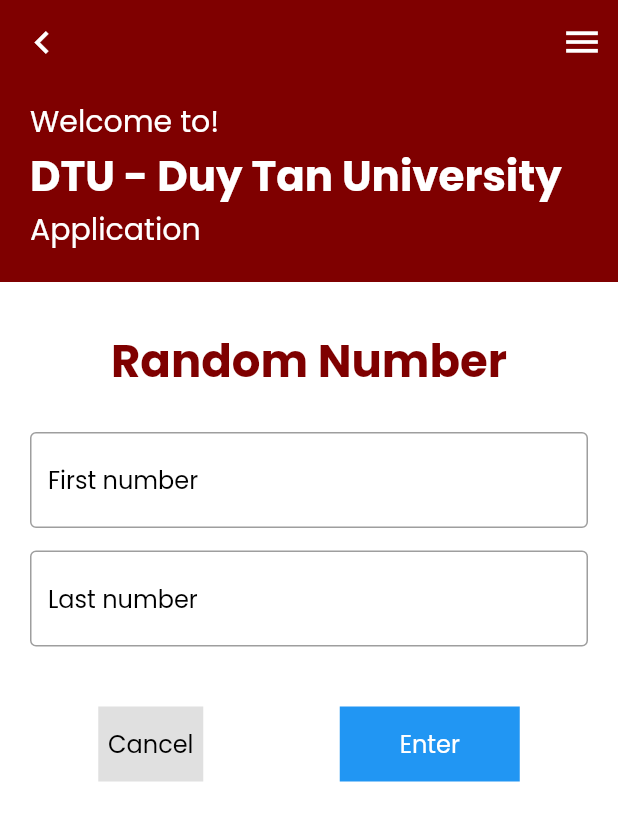
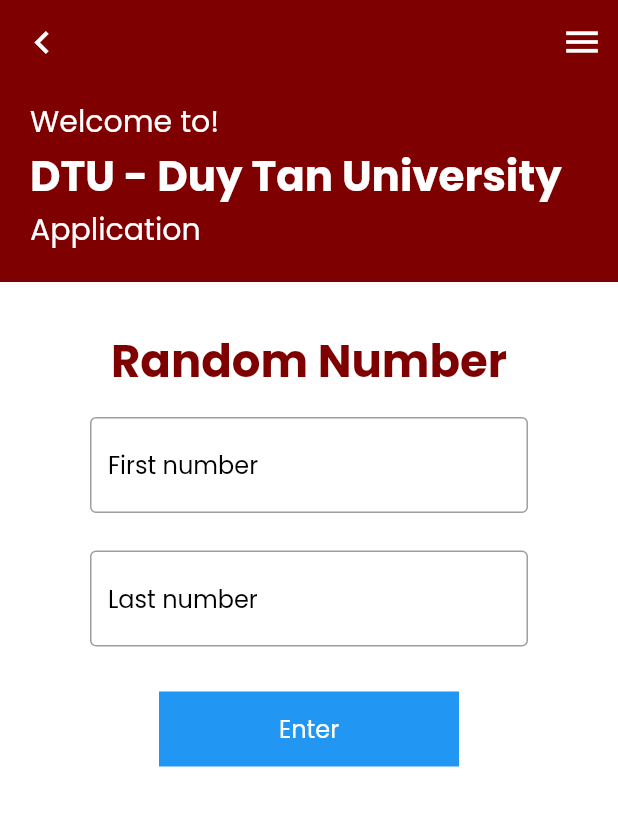
Before and after one commit to qu-Ming/learning_getx, a Flutter app: the screen it shows after launch, after a tap on the "add" icon, on a phone screen of 412 x 824 dp. Shown: the top 821 px of the screen. Run offline on Flutter 3.47's test engine with Material 2 defaults, Android fonts, the phone set to English and light mode, and no system bars; our stand-ins replace cached_network_image, dio, get; network calls fail.

```diff
--- a/lib/components/textfield_component.dart
+++ b/lib/components/textfield_component.dart
@@ -7,9 +7,11 @@ class TextFieldComponent extends StatelessWidget {
     required this.text,
     this.textInputType,
     required this.textEditingController,
+    this.errorText,
   }) : super(key: key);
 
   final String text;
+  final String? errorText;
   final TextInputType? textInputType;
   final TextEditingController textEditingController;
 
@@ -21,6 +23,7 @@ class TextFieldComponent extends StatelessWidget {
         controller: textEditingController,
         keyboardType: textInputType,
         decoration: InputDecoration(
+          errorText: errorText,
           border: const OutlineInputBorder(borderSide: BorderSide(width: 1)),
           disabledBorder:
               const OutlineInputBorder(borderSide: BorderSide(width: 1)),
--- a/lib/pages/next_page/next_page.dart
+++ b/lib/pages/next_page/next_page.dart
@@ -1,4 +1,5 @@
 import 'package:flutter/material.dart';
+import 'package:get/get.dart';
 import 'package:learning_getx/components/text_component.dart';
 import 'package:learning_getx/components/textfield_component.dart';
 import 'package:learning_getx/pages/next_page/next_page_controller.dart';
@@ -10,9 +11,15 @@ class NextPage extends StatelessWidget {
 
   @override
   Widget build(BuildContext context) {
+    // Get.lazyPut(() => NextPageController());
+
+    NextPageController nextPageController = Get.put(NextPageController());
     TextEditingController fNum = TextEditingController();
     TextEditingController lNum = TextEditingController();
 
+    String title = 'Random Number';
+    String title2 = '';
+    String errorText = '';
     return MaterialApp(
       debugShowCheckedModeBanner: false,
       home: GestureDetector(
@@ -78,60 +85,61 @@ class NextPage extends StatelessWidget {
                     decoration: const BoxDecoration(
                       color: AppColors.colorWhite,
                     ),
-                    child: Padding(
-                      padding: const EdgeInsets.symmetric(horizontal: 20.0),
                     child: Column(
                       children: [
                         const SizedBox(
                           height: 30,
                         ),
-                          const TextComponent(
-                            text: 'Random Number',
+                        GetBuilder<NextPageController>(
+                            id: "randomNumber",
+                            builder: (context) {
+                              return TextComponent(
+                                text: title2.isEmpty
+                                    ? title
+                                    : "Number: " + title2,
                                 colorText: AppColors.appBarColor,
                                 fontWeight: FontWeight.bold,
                                 textSize: AppDimens.icon_size_30,
-                          ),
-                          const SizedBox(
-                            height: 20,
-                          ),
-                          TextFieldComponent(
+                              );
+                            }),
+                        Padding(
+                          padding: const EdgeInsets.symmetric(
+                              horizontal: 60.0, vertical: 10.0),
+                          child: TextFieldComponent(
                             textEditingController: fNum,
-                            text: 'First number',
+                            text:
+                                fNum.text.isEmpty ? 'First number' : fNum.text,
                             textInputType: TextInputType.number,
                           ),
-                          TextFieldComponent(
+                        ),
+                        Padding(
+                          padding: const EdgeInsets.symmetric(horizontal: 60.0),
+                          child: TextFieldComponent(
                             textEditingController: lNum,
-                            text: 'Last number',
+                            text: lNum.text.isEmpty ? 'Last number' : lNum.text,
                             textInputType: TextInputType.number,
-                          ),
-                          const SizedBox(
-                            height: 30,
-                          ),
-                          Row(
-                            mainAxisAlignment: MainAxisAlignment.spaceAround,
-                            children: [
-                              Container(
-                                height: 50,
-                                width: 70,
-                                color: AppColors.colorGrey,
-                                child: Center(
-                                  child: GestureDetector(
-                                    onTap: () {},
-                                    child: const TextComponent(
-                                      text: 'Cancel',
-                                      colorText: AppColors.colorBlack,
-                                      textSize: AppDimens.text_size_16,
-                                    ),
-                                  ),
                           ),
                         ),
                         Container(
+                          margin: const EdgeInsets.symmetric(vertical: 20),
                           height: 50,
-                                width: 120,
+                          width: 200,
                           color: AppColors.colorBlue,
                           child: Center(
                             child: GestureDetector(
-                                    onTap: () {},
+                              onTap: () {
+                                if (int.parse(lNum.text) -
+                                        int.parse(fNum.text) <
+                                    0) {
+                                  String errorText =
+                                      NextPageController().errorText();
+                                }
+
+                                title2 = nextPageController
+                                    .randomEnter(int.parse(fNum.text),
+                                        int.parse(lNum.text))
+                                    .toString();
+                              },
                               child: const TextComponent(
                                 text: 'Enter',
                                 colorText: AppColors.colorWhite,
@@ -139,11 +147,8 @@ class NextPage extends StatelessWidget {
                               ),
                             ),
                           ),
-                              )
+                        ),
                       ],
-                          )
-                        ],
-                      ),
                     ),
                   ),
                 ],
--- a/lib/pages/next_page/next_page_controller.dart
+++ b/lib/pages/next_page/next_page_controller.dart
@@ -1,7 +1,11 @@
+import 'dart:math';
+
 import 'package:flutter/material.dart';
 import 'package:get/get.dart';
 
 class NextPageController extends GetxController {
+  get radomNum => null;
+
   onClickIconReturn(BuildContext context) {
     Navigator.of(context).pop(true);
   }
@@ -10,5 +14,15 @@ class NextPageController extends GetxController {
     FocusManager.instance.primaryFocus?.unfocus();
   }
 
-  onEnterButton() {}
+  int randomEnter(int min, int max) {
+    int randomNum = (min) + Random().nextInt((max + 1 - min));
+    update(["randomNumber"]);
+
+    return randomNum;
+  }
+
+  String errorText() {
+    String errorText = "the first number is greater than the last";
+    return errorText;
+  }
 }
```
Lines whose indentation alone changed are shown as unchanged.
